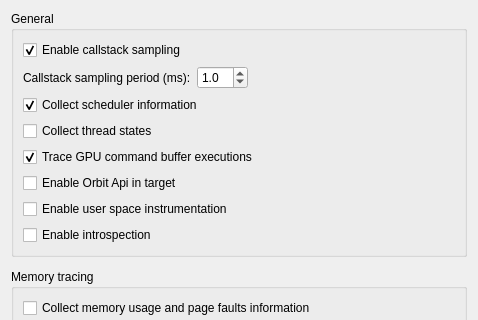
Before: the Qt Designer form src/OrbitQt/CaptureOptionsDialog.ui in google/orbit, drawn with Qt 5; both pictures show x 0 to 478 and y 0 to 320 of the 478 by 523 pixel window.
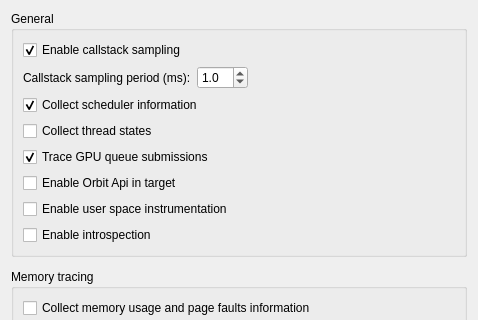
After: the same form once the commit is applied.

Commit message: Trace GPU command buffer executions -> Trace GPU queue submissions

```diff
--- a/src/OrbitQt/CaptureOptionsDialog.ui
+++ b/src/OrbitQt/CaptureOptionsDialog.ui
@@ -107,7 +107,7 @@
         <item>
          <widget class="QCheckBox" name="gpuExecutionsCheckBox">
           <property name="text">
-           <string>Trace GPU command buffer executions</string>
+           <string>Trace GPU queue submissions</string>
           </property>
           <property name="checked">
            <bool>true</bool>
```
Left out of the diff: 2 changed lines with no effect on the pictures. The commit also changes 7 other files.
